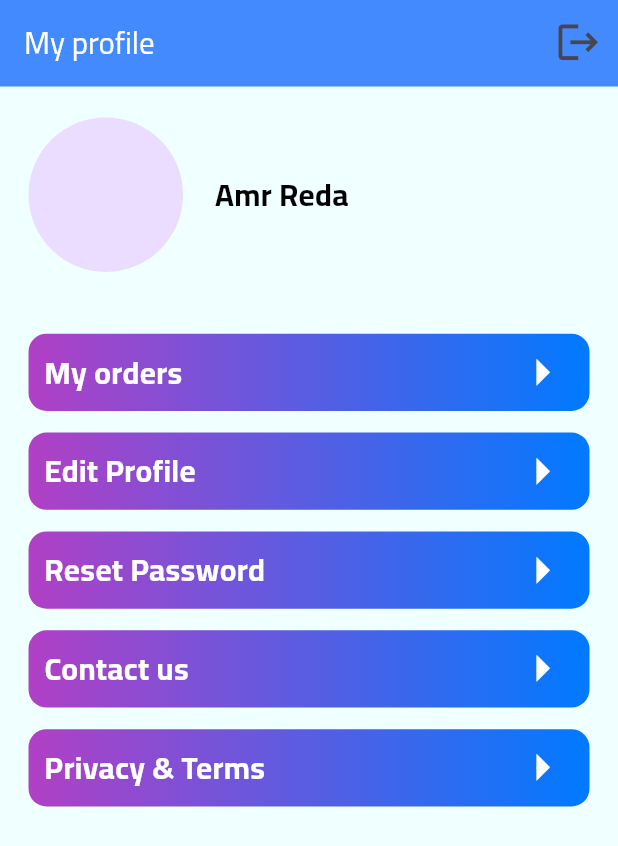
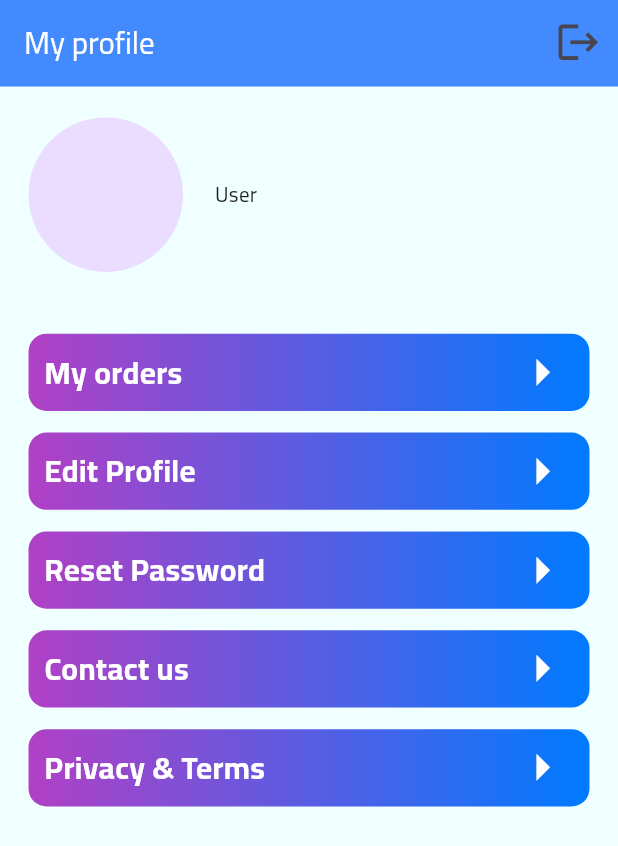
Before and after one commit to AmrReda92/Adweyaty_app, a Flutter app: the ProfileScreen screen opened directly, on a phone screen of 412 x 824 dp. Shown: the top 846 px of the screen. Run offline on Flutter 3.47's test engine with Material 3 defaults, Android fonts, the phone set to English and light mode, and no system bars; our stand-ins replace bloc, cloud_firestore, firebase_auth, firebase_core, flutter_bloc, flutter_screenutil and 3 more; accounts and stored records are empty.

Commit message:
adjust user name in profile screen

```diff
--- a/lib/features/profile/presentation/ui/profile_screen.dart
+++ b/lib/features/profile/presentation/ui/profile_screen.dart
@@ -2,7 +2,9 @@ import 'package:adweyaty_application/core/routes/routes.dart';
 import 'package:adweyaty_application/core/theme/app_text_style.dart';
 import 'package:adweyaty_application/core/widgets/custom_appbar_category.dart';
 import 'package:adweyaty_application/core/widgets/custom_button_profile.dart';
+import 'package:adweyaty_application/features/home/data/cubit/home_cubit.dart';
 import 'package:flutter/material.dart';
+import 'package:flutter_bloc/flutter_bloc.dart';
 import 'package:flutter_screenutil/flutter_screenutil.dart';
 
 class ProfileScreen extends StatelessWidget {
@@ -29,7 +31,14 @@ class ProfileScreen extends StatelessWidget {
                   radius: 50.r,
                 ),
                 SizedBox(width: 20.w,),
-                Text("Amr Reda",style: AppTextStyle.font20black,)
+                BlocBuilder<HomeCubit, HomeState>(
+                builder: (context, state) {
+                  if(state is HomeDataSuccess){
+                    return Text(state.user.name,style: AppTextStyle.font20black,);
+                  }
+                  return Text("User");
+                },
+                )
               ],
             ),
             SizedBox(height: 40.h,),
```
